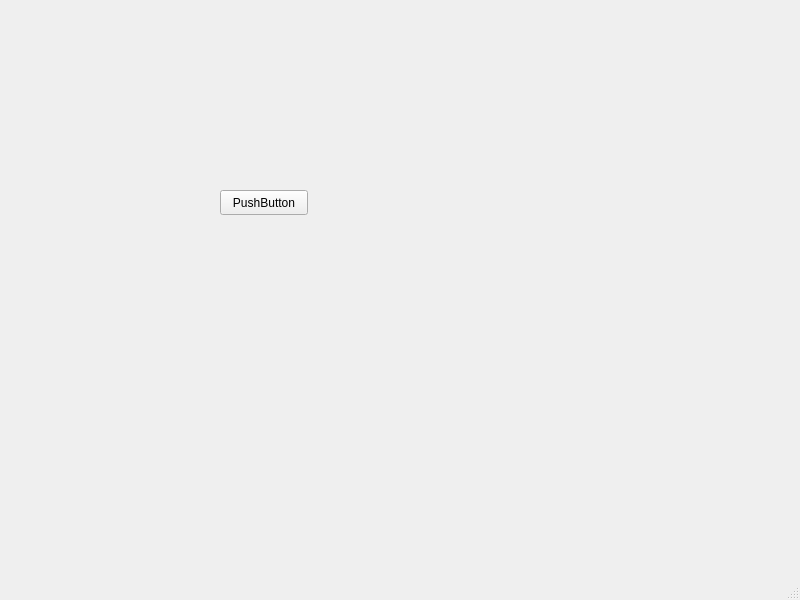
Luck-Chance/resourceViewer, file resourceViewer/resourceviewer.ui: the form before one commit.
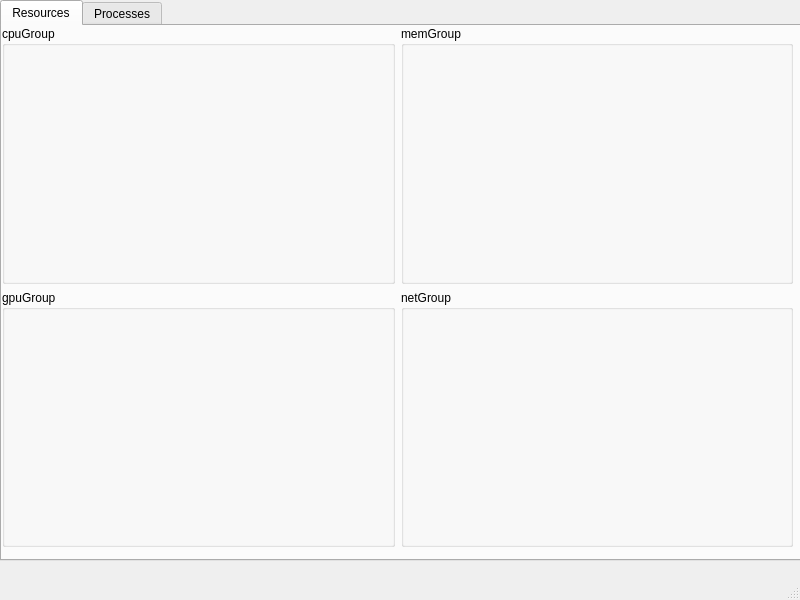
The form after the commit.

The edit to the form file:
```diff
--- a/resourceViewer/resourceviewer.ui
+++ b/resourceViewer/resourceviewer.ui
@@ -14,18 +14,68 @@
    <string>resourceViewer</string>
   </property>
   <widget class="QWidget" name="centralwidget">
-   <widget class="QPushButton" name="pushButton">
+   <widget class="QTabWidget" name="tabWidget">
     <property name="geometry">
      <rect>
-      <x>220</x>
-      <y>190</y>
-      <width>88</width>
-      <height>25</height>
+      <x>0</x>
+      <y>0</y>
+      <width>801</width>
+      <height>561</height>
      </rect>
     </property>
-    <property name="text">
-     <string>PushButton</string>
+    <property name="currentIndex">
+     <number>0</number>
     </property>
+    <widget class="QWidget" name="Resources">
+     <attribute name="title">
+      <string>Resources</string>
+     </attribute>
+     <widget class="QWidget" name="gridLayoutWidget">
+      <property name="geometry">
+       <rect>
+        <x>0</x>
+        <y>0</y>
+        <width>791</width>
+        <height>521</height>
+       </rect>
+      </property>
+      <layout class="QGridLayout" name="gridLayout">
+       <item row="0" column="2">
+        <widget class="QGroupBox" name="memGroup">
+         <property name="title">
+          <string>memGroup</string>
+         </property>
+        </widget>
+       </item>
+       <item row="0" column="1">
+        <widget class="QGroupBox" name="cpuGroup">
+         <property name="title">
+          <string>cpuGroup</string>
+         </property>
+        </widget>
+       </item>
+       <item row="1" column="1">
+        <widget class="QGroupBox" name="gpuGroup">
+         <property name="title">
+          <string>gpuGroup</string>
+         </property>
+        </widget>
+       </item>
+       <item row="1" column="2">
+        <widget class="QGroupBox" name="netGroup">
+         <property name="title">
+          <string>netGroup</string>
+         </property>
+        </widget>
+       </item>
+      </layout>
+     </widget>
+    </widget>
+    <widget class="QWidget" name="tab_2">
+     <attribute name="title">
+      <string>Processes</string>
+     </attribute>
+    </widget>
    </widget>
   </widget>
   <widget class="QMenuBar" name="menubar">
```
